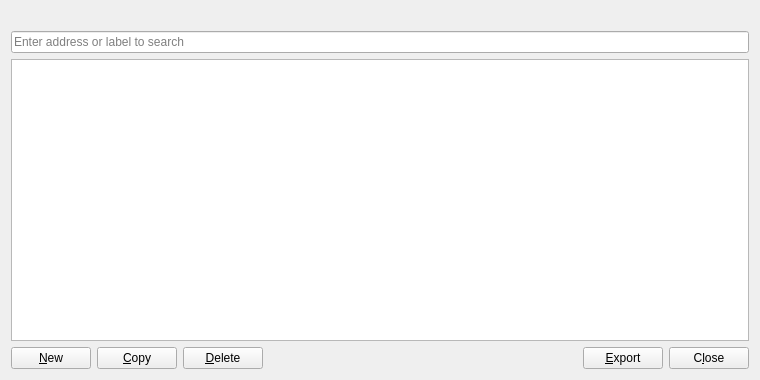
nutucoin/NutucoinV2, file src/qt/forms/addressbookpage.ui: the form before one commit.
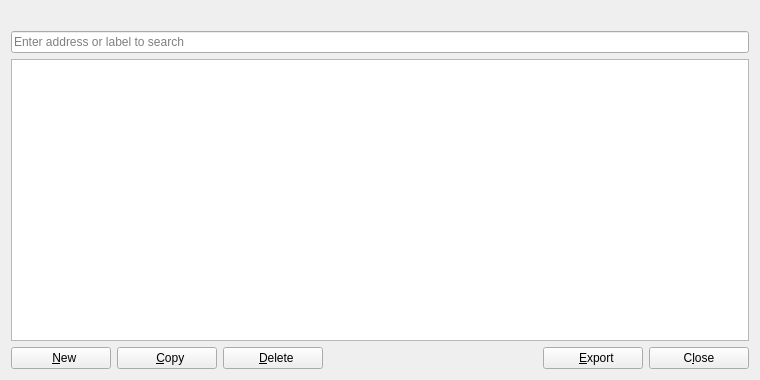
The form after the commit. Icons and pictures are not drawn.

Commit message: New UI for "Sending/Receiving address" dialog

Patch:
```diff
--- a/src/qt/forms/addressbookpage.ui
+++ b/src/qt/forms/addressbookpage.ui
@@ -60,11 +60,17 @@
     <layout class="QHBoxLayout" name="horizontalLayout">
      <item>
       <widget class="QPushButton" name="newAddress">
+       <property name="minimumSize">
+        <size>
+         <width>100</width>
+         <height>0</height>
+        </size>
+       </property>
        <property name="toolTip">
         <string>Create a new address</string>
        </property>
        <property name="text">
-        <string>&amp;New</string>
+        <string>  &amp;New</string>
        </property>
        <property name="icon">
         <iconset resource="../bitcoin.qrc">
@@ -77,11 +83,17 @@
      </item>
      <item>
       <widget class="QPushButton" name="copyAddress">
+       <property name="minimumSize">
+        <size>
+         <width>100</width>
+         <height>0</height>
+        </size>
+       </property>
        <property name="toolTip">
         <string>Copy the currently selected address to the system clipboard</string>
        </property>
        <property name="text">
-        <string>&amp;Copy</string>
+        <string>  &amp;Copy</string>
        </property>
        <property name="icon">
         <iconset resource="../bitcoin.qrc">
@@ -94,11 +106,17 @@
      </item>
      <item>
       <widget class="QPushButton" name="deleteAddress">
+       <property name="minimumSize">
+        <size>
+         <width>100</width>
+         <height>0</height>
+        </size>
+       </property>
        <property name="toolTip">
         <string>Delete the currently selected address from the list</string>
        </property>
        <property name="text">
-        <string>&amp;Delete</string>
+        <string>  &amp;Delete</string>
        </property>
        <property name="icon">
         <iconset resource="../bitcoin.qrc">
@@ -124,11 +142,17 @@
      </item>
      <item>
       <widget class="QPushButton" name="exportButton">
+       <property name="minimumSize">
+        <size>
+         <width>100</width>
+         <height>0</height>
+        </size>
+       </property>
        <property name="toolTip">
         <string>Export the data in the current tab to a file</string>
        </property>
        <property name="text">
-        <string>&amp;Export</string>
+        <string>  &amp;Export</string>
        </property>
        <property name="icon">
         <iconset resource="../bitcoin.qrc">
@@ -147,6 +171,12 @@
          <verstretch>0</verstretch>
         </sizepolicy>
        </property>
+       <property name="minimumSize">
+        <size>
+         <width>100</width>
+         <height>0</height>
+        </size>
+       </property>
        <property name="text">
         <string>C&amp;lose</string>
        </property>
```
The commit also changes 6 other files.
